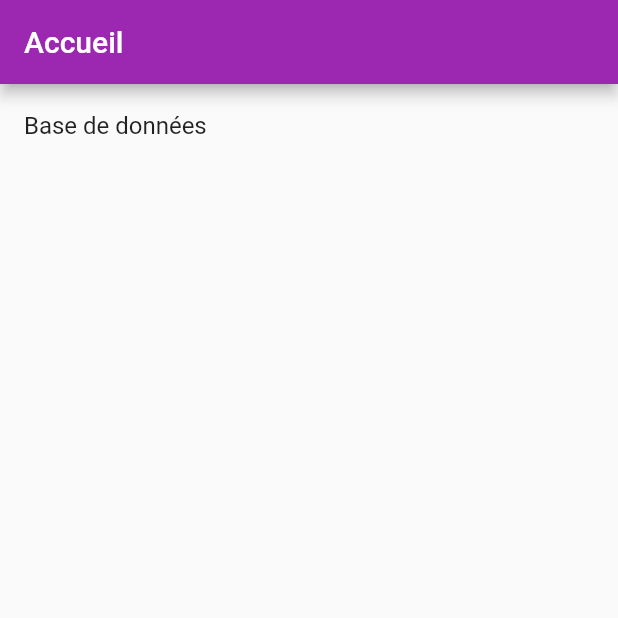
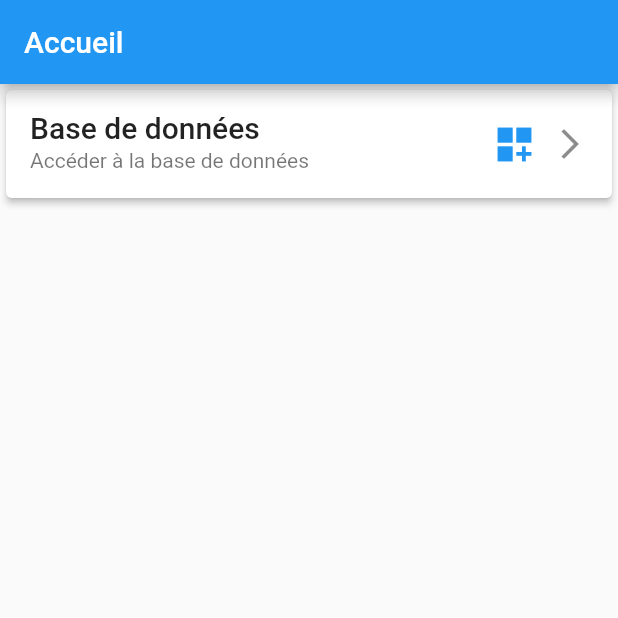
Before and after one commit to Virex22/shopping-app, a Flutter app: the screen it shows after launch, on a phone screen of 412 x 824 dp, the top half of it. Run offline on Flutter 3.47's test engine with Material 2 defaults, Android fonts, the phone set to English and light mode, and no system bars; our stand-ins replace dio, flutter_dotenv, go_router.

Commit message:
view : increase app design

```diff
--- a/lib/main.dart
+++ b/lib/main.dart
@@ -23,6 +23,6 @@ class MyApp extends StatelessWidget {
     return MaterialApp.router(
         debugShowCheckedModeBanner: false,
         routerConfig: router,
-        theme: ThemeData(primarySwatch: Colors.purple));
+        theme: ThemeData(primarySwatch: Colors.blue));
   }
 }
--- a/lib/page/home.dart
+++ b/lib/page/home.dart
@@ -10,11 +10,25 @@ class HomePage extends StatelessWidget {
       appBar: AppBar(
         title: const Text('Accueil'),
       ),
-      body: ListTile(
-        title: const Text('Base de données'),
-        onTap: () {
-          context.go('/shops');
-        },
+      body: Card(
+        elevation: 2,
+        child: ListTile(
+          title: Text('Base de données',
+              style: Theme.of(context).textTheme.titleLarge),
+          subtitle: const Text('Accéder à la base de données'),
+          trailing: Row(
+            mainAxisSize: MainAxisSize.min,
+            children: [
+              Icon(Icons.dashboard_customize_sharp,
+                  size: 30, color: Theme.of(context).primaryColor),
+              Container(width: 10),
+              const Icon(Icons.arrow_forward_ios),
+            ],
+          ),
+          onTap: () {
+            context.go('/shops');
+          },
+        ),
       ),
     );
   }
--- a/lib/page/shop_list.dart
+++ b/lib/page/shop_list.dart
@@ -131,7 +131,8 @@ class ShopListPageState extends State<ShopListPage> {
             ),
           );
         },
-        child: const Icon(Icons.add),
+        child:
+            Icon(Icons.add, color: Theme.of(context).colorScheme.onSecondary),
       ),
     );
   }
```
Also changed, not shown: lib/partial/shop/shop_tile.dart (+15 -3 lines).
